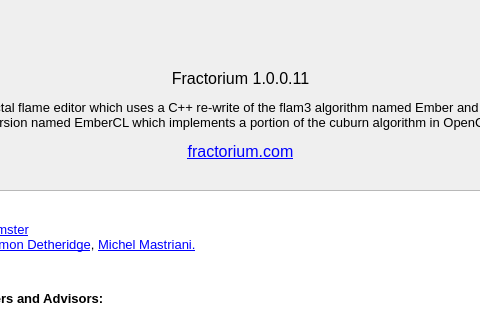
Above: Source/Fractorium/AboutDialog.ui from typpos/fractorium before the change; both pictures show x 106 to 586 and y 0 to 320 of the 692 by 729 pixel window. Below: the same form after it.
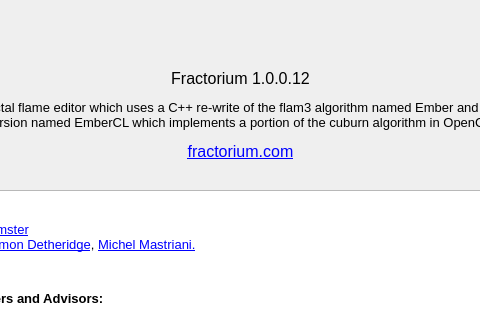
That is the form after the change.

Patch:
```diff
--- a/Source/Fractorium/AboutDialog.ui
+++ b/Source/Fractorium/AboutDialog.ui
@@ -58,7 +58,7 @@
     <enum>QFrame::NoFrame</enum>
    </property>
    <property name="text">
-    <string>&lt;html&gt;&lt;head/&gt;&lt;body&gt;&lt;p align=&quot;center&quot;&gt;Fractorium 1.0.0.11&lt;/p&gt;&lt;p align=&quot;center&quot;&gt;&lt;span style=&quot; font-size:10pt;&quot;&gt;A Qt-based fractal flame editor which uses a C++ re-write of the flam3 algorithm named Ember and a GPU capable version named EmberCL which implements a portion of the cuburn algorithm in OpenCL.&lt;/span&gt;&lt;/p&gt;&lt;p align=&quot;center&quot;&gt;&lt;a href=&quot;http://fractorium.com&quot;&gt;&lt;span style=&quot; text-decoration: underline; color:#0000ff;&quot;&gt;fractorium.com&lt;/span&gt;&lt;/a&gt;&lt;/p&gt;&lt;/body&gt;&lt;/html&gt;</string>
+    <string>&lt;html&gt;&lt;head/&gt;&lt;body&gt;&lt;p align=&quot;center&quot;&gt;Fractorium 1.0.0.12&lt;/p&gt;&lt;p align=&quot;center&quot;&gt;&lt;span style=&quot; font-size:10pt;&quot;&gt;A Qt-based fractal flame editor which uses a C++ re-write of the flam3 algorithm named Ember and a GPU capable version named EmberCL which implements a portion of the cuburn algorithm in OpenCL.&lt;/span&gt;&lt;/p&gt;&lt;p align=&quot;center&quot;&gt;&lt;a href=&quot;http://fractorium.com&quot;&gt;&lt;span style=&quot; text-decoration: underline; color:#0000ff;&quot;&gt;fractorium.com&lt;/span&gt;&lt;/a&gt;&lt;/p&gt;&lt;/body&gt;&lt;/html&gt;</string>
    </property>
    <property name="textFormat">
     <enum>Qt::RichText</enum>
```
